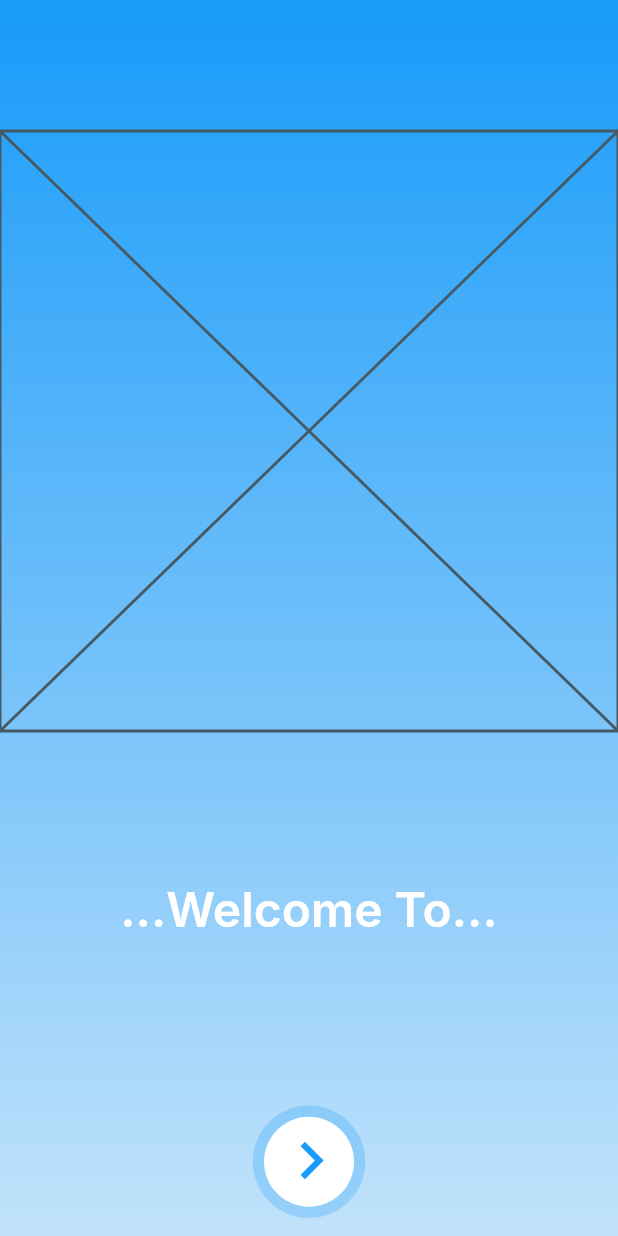
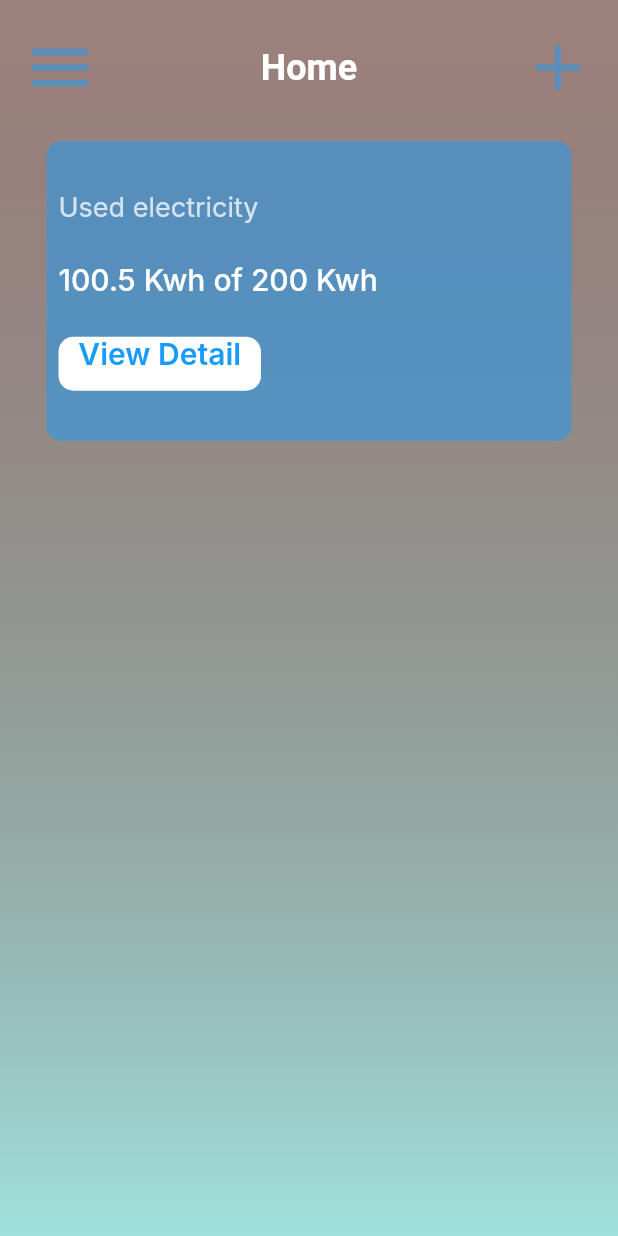
Before and after one commit to GamoTechnology/TempAndHumidity, a Flutter app: the screen it shows after launch, on a phone screen of 412 x 824 dp. Run offline on Flutter 3.47's test engine with Material 2 defaults, Android fonts, the phone set to English and light mode, and no system bars; Roboto replaces fonts that are missing (Inter, OpenSans).

Commit message:
homePage started

```diff
--- a/lib/const/my_colors.dart
+++ b/lib/const/my_colors.dart
@@ -6,4 +6,6 @@ import 'package:flutter/material.dart';
 class MyColors {
   static const firstColor = const Color(0xff189bfa);
   static const secondColor = const Color(0x40189bfa);
+  static const IconColor = const Color(0x80189bfa);
+  static const WhiteColor = const Color(0xffffffff);
 }
--- a/lib/const/my_texts.dart
+++ b/lib/const/my_texts.dart
@@ -26,4 +26,16 @@ class MyTexts {
       fontFamily: "Inter",
       fontStyle: FontStyle.normal,
       fontSize: 20.0);
+  static const homePageUsed = const TextStyle(
+      color: const Color(0xbfffffff),
+      fontWeight: FontWeight.w400,
+      fontFamily: "Inter",
+      fontStyle: FontStyle.normal,
+      fontSize: 18.0);
+  static const homePageCenter = const TextStyle(
+      color: const Color(0xffffffff),
+      fontWeight: FontWeight.w500,
+      fontFamily: "Inter",
+      fontStyle: FontStyle.normal,
+      fontSize: 20.0);
 }
--- a/lib/main.dart
+++ b/lib/main.dart
@@ -1,6 +1,5 @@
 import 'package:flutter/material.dart';
-import 'package:temp_and_humidity/const/my_colors.dart';
-import 'package:temp_and_humidity/const/my_texts.dart';
+import 'package:temp_and_humidity/pages/home_page.dart';
 import 'package:temp_and_humidity/pages/login_page.dart';
 
 void main() => runApp(MyApp());
@@ -15,7 +14,7 @@ class _MyAppState extends State<MyApp> {
   Widget build(BuildContext context) {
     return MaterialApp(
       debugShowCheckedModeBanner: false,
-      home: LoginPage(),
+      home: HomePage(),
     );
   }
 }
--- /dev/null
+++ b/lib/pages/home_page.dart
@@ -0,0 +1,94 @@
+import 'package:flutter/material.dart';
+import 'package:temp_and_humidity/const/my_colors.dart';
+import 'package:temp_and_humidity/const/my_texts.dart';
+import 'package:temp_and_humidity/main.dart';
+
+class HomePage extends StatelessWidget {
+  const HomePage({Key? key}) : super(key: key);
+
+  @override
+  Widget build(BuildContext context) {
+    return Scaffold(
+      body: Stack(
+        children: [
+          Container(
+            decoration: BoxDecoration(
+              gradient: LinearGradient(
+                begin: Alignment.topCenter,
+                end: Alignment.bottomCenter,
+                colors: [Color(0x80400800), Color(0xffA0E1DD)],
+              ),
+            ),
+            child: Column(
+              children: [
+                Padding(
+                  padding: const EdgeInsets.only(left: 15, right: 15, top: 20),
+                  child: Row(
+                    mainAxisAlignment: MainAxisAlignment.spaceBetween,
+                    children: [
+                      Icon(
+                        Icons.menu,
+                        color: MyColors.IconColor,
+                        size: 50,
+                      ),
+                      Text(
+                        "Home",
+                        style: MyTexts.title2,
+                      ),
+                      Icon(
+                        Icons.add,
+                        color: MyColors.IconColor,
+                        size: 50,
+                      )
+                    ],
+                  ),
+                ),
+                Padding(
+                  padding: const EdgeInsets.only(top: 24),
+                  child: Container(
+                    width: 350,
+                    height: 200,
+                    decoration: BoxDecoration(
+                      borderRadius: BorderRadius.all(
+                        Radius.circular(10),
+                      ),
+                      color: const Color(0x80189bfa),
+                    ),
+                    child: Padding(
+                      padding: const EdgeInsets.all(8.0),
+                      child: Column(
+                        crossAxisAlignment: CrossAxisAlignment.start,
+                        mainAxisAlignment: MainAxisAlignment.spaceEvenly,
+                        children: [
+                          Text(
+                            "Used electricity",
+                            style: MyTexts.homePageUsed,
+                          ),
+                          Text(
+                            "100.5 Kwh of 200 Kwh",
+                            style: MyTexts.homePageCenter,
+                          ),
+                          Container(
+                            width: 135,
+                            height: 36,
+                            decoration: BoxDecoration(
+                                borderRadius:
+                                    BorderRadius.all(Radius.circular(10)),
+                                color: MyColors.WhiteColor),
+                            child: Text("View Detail",
+                                style: MyTexts.subtitle,
+                                textAlign: TextAlign.center),
+                          )
+                        ],
+                      ),
+                    ),
+                  ),
+                ),
+              ],
+            ),
+          ),
+        ],
+      ),
+    );
+  }
+}
```
